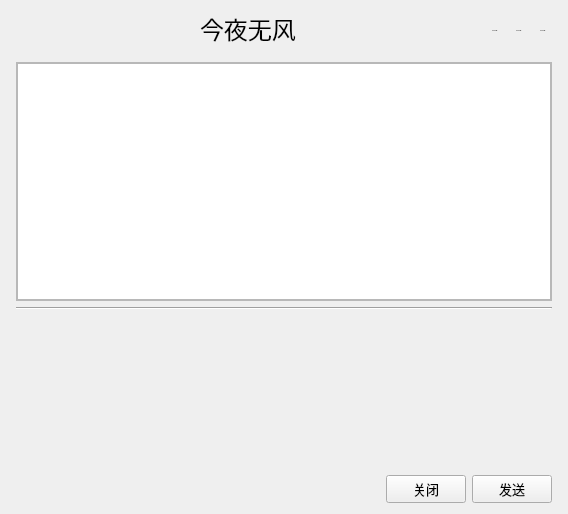
Qt form Fdogpc/chat.ui (HuaGouFdog/FdogInstantMessaging) before a commit.
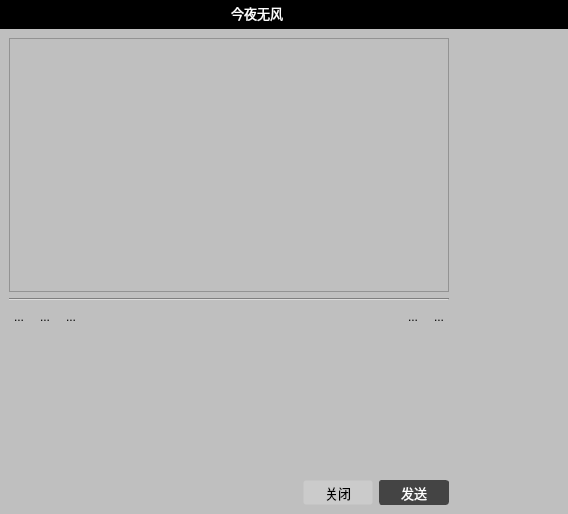
The same form after that commit. Icons and pictures are not drawn.

What changed in the file:
```diff
--- a/Fdogpc/chat.ui
+++ b/Fdogpc/chat.ui
@@ -22,15 +22,35 @@
    <iconset resource="libres.qrc">
     <normaloff>:/lib/icon2505897252.png</normaloff>:/lib/icon2505897252.png</iconset>
   </property>
-  <layout class="QVBoxLayout" name="verticalLayout_4">
+  <property name="styleSheet">
+   <string notr="true">#Chat{
+background-color: rgb(0, 0, 0);
+}</string>
+  </property>
+  <layout class="QVBoxLayout" name="verticalLayout" stretch="1,13">
+   <property name="spacing">
+    <number>0</number>
+   </property>
    <property name="leftMargin">
-    <number>16</number>
+    <number>0</number>
+   </property>
+   <property name="topMargin">
+    <number>1</number>
    </property>
    <property name="rightMargin">
-    <number>16</number>
+    <number>0</number>
+   </property>
+   <property name="bottomMargin">
+    <number>0</number>
    </property>
    <item>
     <layout class="QHBoxLayout" name="horizontalLayout">
+     <property name="topMargin">
+      <number>2</number>
+     </property>
+     <property name="bottomMargin">
+      <number>6</number>
+     </property>
      <item>
       <spacer name="horizontalSpacer_2">
        <property name="orientation">
@@ -48,9 +68,14 @@
       <widget class="QLabel" name="label">
        <property name="font">
         <font>
-         <pointsize>18</pointsize>
+         <pointsize>10</pointsize>
+         <weight>50</weight>
+         <bold>false</bold>
         </font>
        </property>
+       <property name="styleSheet">
+        <string notr="true">color: rgb(255, 255, 255);</string>
+       </property>
        <property name="text">
         <string>今夜无风</string>
        </property>
@@ -114,21 +139,22 @@
     </layout>
    </item>
    <item>
-    <spacer name="verticalSpacer">
-     <property name="orientation">
-      <enum>Qt::Vertical</enum>
+    <layout class="QHBoxLayout" name="horizontalLayout_3">
+     <property name="spacing">
+      <number>0</number>
      </property>
-     <property name="sizeType">
-      <enum>QSizePolicy::Fixed</enum>
-     </property>
-     <property name="sizeHint" stdset="0">
-      <size>
-       <width>20</width>
-       <height>10</height>
-      </size>
-     </property>
-    </spacer>
-   </item>
+     <item>
+      <widget class="QWidget" name="widget" native="true">
+       <property name="font">
+        <font>
+         <weight>50</weight>
+         <bold>false</bold>
+        </font>
+       </property>
+       <property name="styleSheet">
+        <string notr="true">background-color: rgb(191, 191, 191);</string>
+       </property>
+       <layout class="QVBoxLayout" name="verticalLayout_4">
    <item>
     <layout class="QVBoxLayout" name="verticalLayout_2">
      <item>
@@ -141,10 +167,13 @@
          <rect>
           <x>0</x>
           <y>0</y>
-          <width>532</width>
-          <height>241</height>
-         </rect>
-        </property>
+               <width>434</width>
+               <height>237</height>
+              </rect>
+             </property>
+             <property name="styleSheet">
+              <string notr="true"/>
+             </property>
         <layout class="QVBoxLayout" name="verticalLayout_5">
          <property name="leftMargin">
           <number>0</number>
@@ -165,6 +194,11 @@
              <pointsize>12</pointsize>
             </font>
            </property>
+                <property name="styleSheet">
+                 <string notr="true">background-color:transparent;
+border-width:0;
+border-style:outset;</string>
+                </property>
            <property name="readOnly">
             <bool>true</bool>
            </property>
@@ -177,24 +211,182 @@
     </layout>
    </item>
    <item>
-    <layout class="QVBoxLayout" name="verticalLayout_3">
-     <item>
       <widget class="Line" name="line">
        <property name="orientation">
         <enum>Qt::Horizontal</enum>
        </property>
       </widget>
      </item>
-    </layout>
-   </item>
-   <item>
-    <layout class="QVBoxLayout" name="verticalLayout">
+        <item>
+         <widget class="QWidget" name="widget_3" native="true">
+          <property name="styleSheet">
+           <string notr="true"/>
+          </property>
+          <layout class="QHBoxLayout" name="horizontalLayout_4">
+           <property name="leftMargin">
+            <number>0</number>
+           </property>
+           <property name="topMargin">
+            <number>0</number>
+           </property>
+           <property name="rightMargin">
+            <number>0</number>
+           </property>
+           <property name="bottomMargin">
+            <number>0</number>
+           </property>
+           <item>
+            <widget class="QToolButton" name="toolButton_4">
+             <property name="minimumSize">
+              <size>
+               <width>20</width>
+               <height>20</height>
+              </size>
+             </property>
+             <property name="maximumSize">
+              <size>
+               <width>20</width>
+               <height>20</height>
+              </size>
+             </property>
+             <property name="text">
+              <string>...</string>
+             </property>
+             <property name="icon">
+              <iconset resource="libres.qrc">
+               <normaloff>:/lib/weixiao.png</normaloff>:/lib/weixiao.png</iconset>
+             </property>
+             <property name="autoRaise">
+              <bool>true</bool>
+             </property>
+            </widget>
+           </item>
+           <item>
+            <widget class="QToolButton" name="toolButton_5">
+             <property name="minimumSize">
+              <size>
+               <width>20</width>
+               <height>20</height>
+              </size>
+             </property>
+             <property name="maximumSize">
+              <size>
+               <width>20</width>
+               <height>20</height>
+              </size>
+             </property>
+             <property name="text">
+              <string>...</string>
+             </property>
+             <property name="icon">
+              <iconset resource="libres.qrc">
+               <normaloff>:/lib/caijian.png</normaloff>:/lib/caijian.png</iconset>
+             </property>
+             <property name="autoRaise">
+              <bool>true</bool>
+             </property>
+            </widget>
+           </item>
+           <item>
+            <widget class="QToolButton" name="toolButton_6">
+             <property name="minimumSize">
+              <size>
+               <width>20</width>
+               <height>20</height>
+              </size>
+             </property>
+             <property name="maximumSize">
+              <size>
+               <width>20</width>
+               <height>20</height>
+              </size>
+             </property>
+             <property name="text">
+              <string>...</string>
+             </property>
+             <property name="icon">
+              <iconset resource="libres.qrc">
+               <normaloff>:/lib/mianxingtubiao_zhendong.png</normaloff>:/lib/mianxingtubiao_zhendong.png</iconset>
+             </property>
+             <property name="autoRaise">
+              <bool>true</bool>
+             </property>
+            </widget>
+           </item>
+           <item>
+            <spacer name="horizontalSpacer_4">
+             <property name="orientation">
+              <enum>Qt::Horizontal</enum>
+             </property>
+             <property name="sizeHint" stdset="0">
+              <size>
+               <width>40</width>
+               <height>20</height>
+              </size>
+             </property>
+            </spacer>
+           </item>
+           <item>
+            <widget class="QToolButton" name="toolButton_7">
+             <property name="minimumSize">
+              <size>
+               <width>20</width>
+               <height>20</height>
+              </size>
+             </property>
+             <property name="maximumSize">
+              <size>
+               <width>20</width>
+               <height>20</height>
+              </size>
+             </property>
+             <property name="text">
+              <string>...</string>
+             </property>
+             <property name="icon">
+              <iconset resource="libres.qrc">
+               <normaloff>:/lib/fangda.png</normaloff>:/lib/fangda.png</iconset>
+             </property>
+             <property name="autoRaise">
+              <bool>true</bool>
+             </property>
+            </widget>
+           </item>
+           <item>
+            <widget class="QToolButton" name="toolButton_8">
+             <property name="minimumSize">
+              <size>
+               <width>20</width>
+               <height>20</height>
+              </size>
+             </property>
+             <property name="maximumSize">
+              <size>
+               <width>20</width>
+               <height>20</height>
+              </size>
+             </property>
+             <property name="text">
+              <string>...</string>
+             </property>
+             <property name="icon">
+              <iconset resource="libres.qrc">
+               <normaloff>:/lib/shijian.png</normaloff>:/lib/shijian.png</iconset>
+             </property>
+             <property name="autoRaise">
+              <bool>true</bool>
+             </property>
+            </widget>
+           </item>
+          </layout>
+         </widget>
+        </item>
      <item>
       <widget class="QLineEdit" name="lineEdit">
        <property name="minimumSize">
         <size>
          <width>0</width>
-         <height>153</height>
+            <height>141</height>
         </size>
        </property>
        <property name="font">
@@ -232,11 +424,23 @@
        </item>
        <item>
         <widget class="QPushButton" name="pushButton_4">
+            <property name="minimumSize">
+             <size>
+              <width>70</width>
+              <height>25</height>
+             </size>
+            </property>
          <property name="font">
           <font>
            <pointsize>10</pointsize>
           </font>
          </property>
+            <property name="styleSheet">
+             <string notr="true">border-style:solid;
+background-color: rgb(203, 203, 203);
+border-width:1px;
+border-radius:3px;</string>
+            </property>
          <property name="text">
           <string>关闭</string>
          </property>
@@ -247,11 +451,25 @@
        </item>
        <item>
         <widget class="QPushButton" name="pushButton_3">
+            <property name="minimumSize">
+             <size>
+              <width>70</width>
+              <height>25</height>
+             </size>
+            </property>
          <property name="font">
           <font>
            <pointsize>10</pointsize>
           </font>
          </property>
+            <property name="styleSheet">
+             <string notr="true">border-style:solid;
+border-color: rgb(68, 68, 68);
+background-color: rgb(68, 68, 68);
+border-width:1px;
+border-radius:3px;
+color: rgb(255, 255, 255);</string>
+            </property>
          <property name="text">
           <string>发送</string>
          </property>
@@ -266,6 +484,77 @@
       </layout>
      </item>
     </layout>
+      </widget>
+     </item>
+     <item>
+      <widget class="QWidget" name="widget_2" native="true">
+       <property name="maximumSize">
+        <size>
+         <width>110</width>
+         <height>16777215</height>
+        </size>
+       </property>
+       <property name="styleSheet">
+        <string notr="true">background-color: rgb(191, 191, 191);
+border-width:1px;
+border-left-color: rgb(166, 166, 166);</string>
+       </property>
+       <layout class="QVBoxLayout" name="verticalLayout_3">
+        <item>
+         <spacer name="verticalSpacer">
+          <property name="orientation">
+           <enum>Qt::Vertical</enum>
+          </property>
+          <property name="sizeType">
+           <enum>QSizePolicy::Fixed</enum>
+          </property>
+          <property name="sizeHint" stdset="0">
+           <size>
+            <width>20</width>
+            <height>20</height>
+           </size>
+          </property>
+         </spacer>
+        </item>
+        <item>
+         <widget class="QLabel" name="label_2">
+          <property name="minimumSize">
+           <size>
+            <width>95</width>
+            <height>256</height>
+           </size>
+          </property>
+          <property name="maximumSize">
+           <size>
+            <width>95</width>
+            <height>256</height>
+           </size>
+          </property>
+          <property name="styleSheet">
+           <string notr="true">border-image: url(:/lib/body.png);</string>
+          </property>
+          <property name="text">
+           <string/>
+          </property>
+         </widget>
+        </item>
+        <item>
+         <spacer name="verticalSpacer_2">
+          <property name="orientation">
+           <enum>Qt::Vertical</enum>
+          </property>
+          <property name="sizeHint" stdset="0">
+           <size>
+            <width>20</width>
+            <height>169</height>
+           </size>
+          </property>
+         </spacer>
+        </item>
+       </layout>
+      </widget>
+     </item>
+    </layout>
    </item>
   </layout>
  </widget>
```
Left out of the diff: 3 changed lines with no effect on the pictures. Lines whose indentation alone changed are shown as unchanged.
